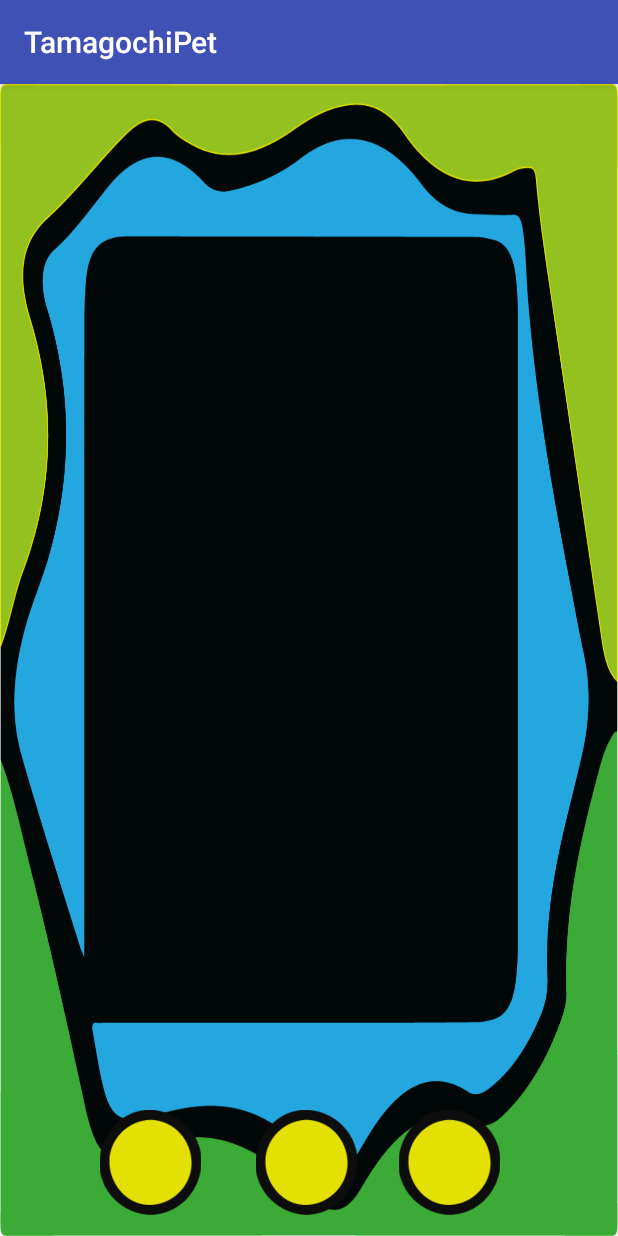
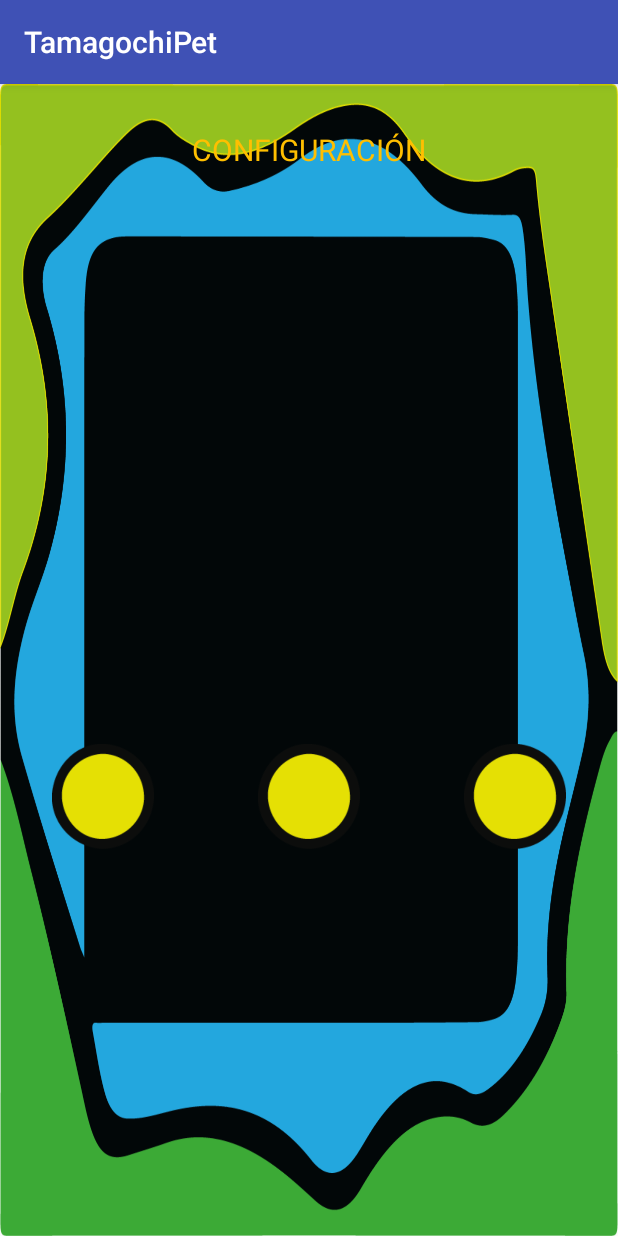
Before and after one commit to Mariapp/Tamagoch, an Android app: the ConfiguracionMAscotas screen opened directly, with no data from a screen before it, on a phone screen of 412 x 824 dp. Run offline under Robolectric (Android 15) with nearby library versions, the phone set to English and light mode, and no system bars.

Commit message:
Ultimas actualizaciones

```diff
--- a/app/src/main/AndroidManifest.xml
+++ b/app/src/main/AndroidManifest.xml
@@ -20,7 +20,8 @@
         <activity android:name=".RegistroUsuarioActivity" />
         <activity android:name=".MenuPrincipal" />
         <activity android:name=".ConfiguracionMAscotas" />
-        <activity android:name=".CamaraActivity"></activity>
+        <activity android:name=".CamaraActivity" />
+        <activity android:name=".AlarmasActivity"></activity>
     </application>
 
 </manifest>
--- a/app/src/main/res/layout/activity_configuracion_mascotas.xml
+++ b/app/src/main/res/layout/activity_configuracion_mascotas.xml
@@ -8,42 +8,54 @@
     android:orientation="vertical"
     tools:context="com.example.didact.tamagochipet.ConfiguracionMAscotas">
 
-    <RelativeLayout
+    <LinearLayout
         android:layout_width="match_parent"
-        android:layout_height="match_parent">
+        android:layout_height="90dp"
+        android:orientation="vertical">
+
+        <TextView
+            android:id="@+id/textView2"
+            android:layout_width="wrap_content"
+            android:layout_height="wrap_content"
+            android:layout_gravity="center"
+            android:layout_weight="1"
+            android:padding="30dp"
+            android:text="CONFIGURACIÓN"
+            android:textColor="#FFBF00"
+            android:textSize="20dp" />
+
+    </LinearLayout>
+
+
+    <LinearLayout
+        android:layout_width="match_parent"
+        android:layout_height="350dp"
+        android:orientation="horizontal"></LinearLayout>
+
+    <LinearLayout
+        android:layout_width="match_parent"
+        android:layout_height="wrap_content"
+        android:orientation="horizontal">
 
         <ImageView
             android:id="@+id/imageView6"
             android:layout_width="70dp"
             android:layout_height="70dp"
-            android:layout_alignParentBottom="true"
-            android:layout_alignParentLeft="true"
-            android:layout_alignParentStart="true"
-            android:layout_marginBottom="14dp"
-            android:layout_marginLeft="65dp"
-            android:layout_marginStart="65dp"
-            android:src="@drawable/tamagocgiboton" />
-
-        <ImageView
-            android:id="@+id/imageView11"
-            android:layout_width="70dp"
-            android:layout_height="70dp"
-            android:layout_alignTop="@+id/imageView6"
-            android:layout_marginLeft="34dp"
-            android:layout_marginStart="34dp"
-            android:layout_toEndOf="@+id/imageView6"
-            android:layout_toRightOf="@+id/imageView6"
+            android:layout_weight="1"
             app:srcCompat="@drawable/tamagocgiboton" />
 
         <ImageView
-            android:id="@+id/imageView12"
+            android:id="@+id/imageView8"
             android:layout_width="70dp"
             android:layout_height="70dp"
-            android:layout_alignTop="@+id/imageView11"
-            android:layout_marginLeft="25dp"
-            android:layout_marginStart="25dp"
-            android:layout_toEndOf="@+id/imageView11"
-            android:layout_toRightOf="@+id/imageView11"
+            android:layout_weight="1"
             app:srcCompat="@drawable/tamagocgiboton" />
-    </RelativeLayout>
+
+        <ImageView
+            android:id="@+id/imageView9"
+            android:layout_width="70dp"
+            android:layout_height="70dp"
+            android:layout_weight="1"
+            app:srcCompat="@drawable/tamagocgiboton" />
+    </LinearLayout>
 </LinearLayout>
--- a/app/src/main/res/layout/activity_main.xml
+++ b/app/src/main/res/layout/activity_main.xml
@@ -19,7 +19,8 @@
             android:layout_alignParentTop="true"
             android:layout_marginTop="66dp"
             android:text="TAMAGOCHI PET"
-            android:textSize="35dp" />
+            android:textSize="35dp"
+            android:layout_marginLeft="45dp"/>
 
         <ImageView
             android:id="@+id/imageView"
```
Also changed, not shown: app/src/main/java/Mascota.java (added, +107 -0 lines), app/src/main/java/Usuario.java (added, +89 -0 lines), app/src/main/java/com/example/didact/tamagochipet/AlarmasActivity.java (added, +13 -0 lines), app/src/main/java/com/example/didact/tamagochipet/Loginctivity.java (+9 -0 lines), app/src/main/res/layout/activity_alarmas.xml (added, +96 -0 lines).
